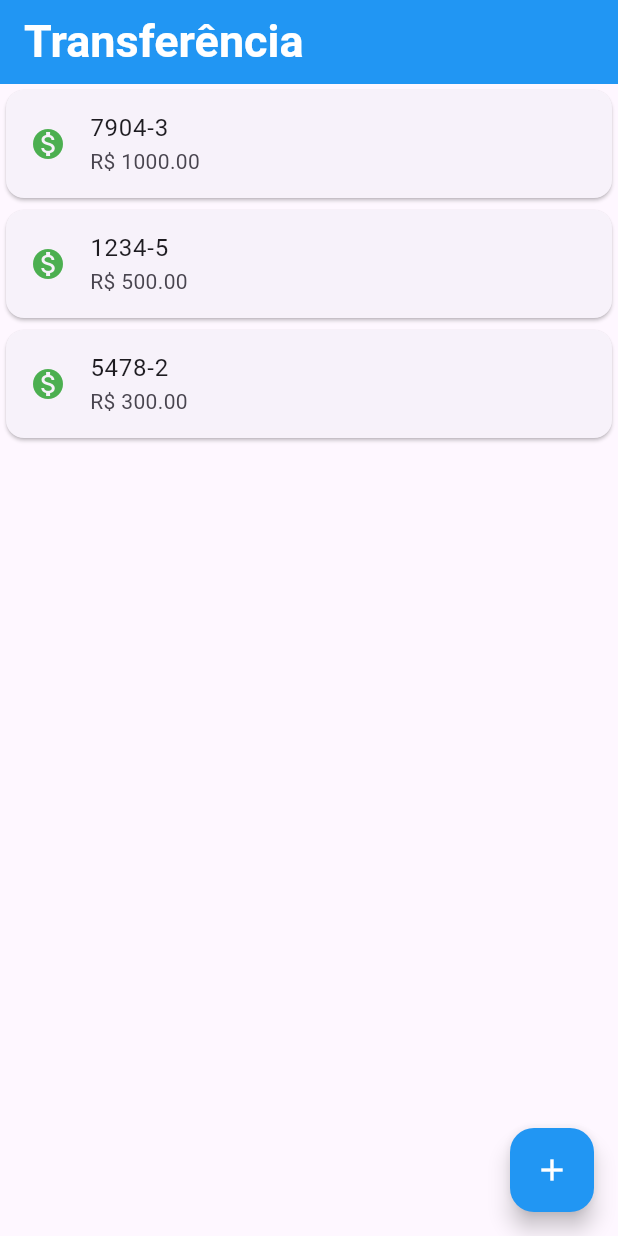
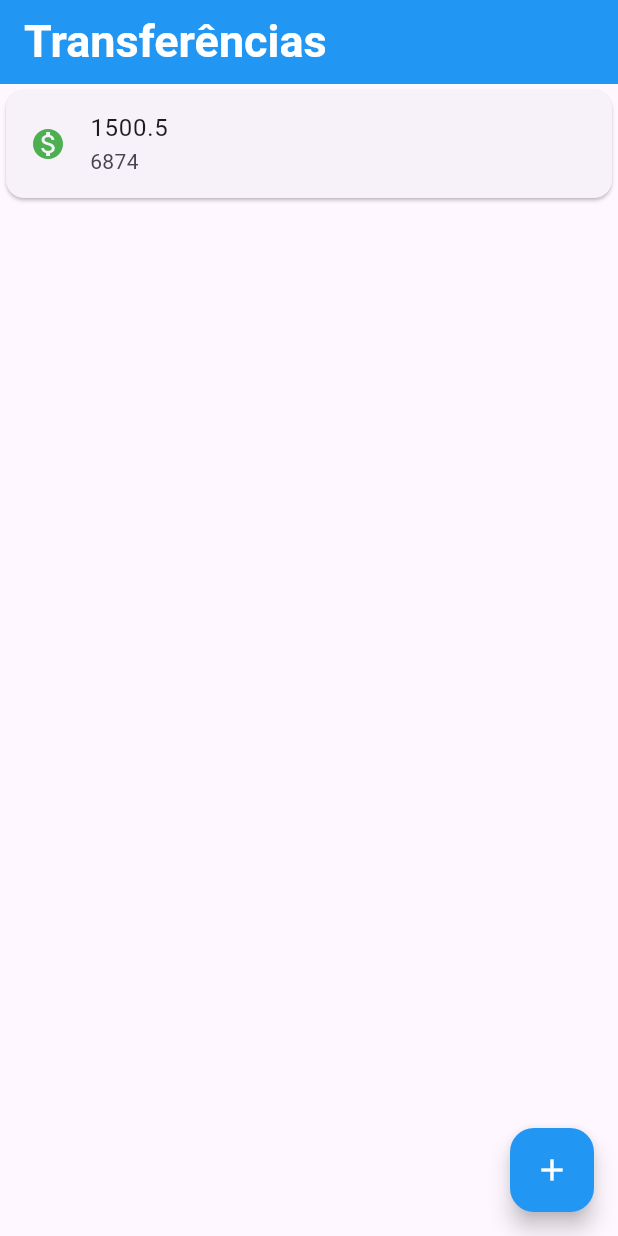
Before and after one commit to rafaelcf00/projeto_flutter_dsm5, a Flutter app: the screen it shows after launch, on a phone screen of 412 x 824 dp. Run offline on Flutter 3.47's test engine with Material 3 defaults, Android fonts, the phone set to English and light mode, and no system bars.

Commit message:
Aula.08.03.2024

```diff
--- a/lib/main.dart
+++ b/lib/main.dart
@@ -3,35 +3,11 @@ import 'package:flutter/material.dart';
 void main() => runApp(
       MaterialApp(
         home: Scaffold(
-          body: const Column(
-            children: [
-              Card(
-                child: ListTile(
-                  leading: Icon(Icons.monetization_on, color: Colors.green),
-                  title: Text('7904-3'),
-                  subtitle: Text('R\$ 1000.00'),
-                ),
-              ),
-              Card(
-                child: ListTile(
-                  leading: Icon(Icons.monetization_on, color: Colors.green),
-                  title: Text('1234-5'),
-                  subtitle: Text('R\$ 500.00'),
-                ),
-              ),
-                            Card(
-                child: ListTile(
-                  leading: Icon(Icons.monetization_on, color: Colors.green),
-                  title: Text('5478-2'),
-                  subtitle:Text('R\$ 300.00'),
-                ),
-              ),
-            ],
-          ),
+          body: ListaTransferencias(),
           appBar: AppBar(
             backgroundColor: Colors.blue,
             title: const Text(
-              'Transferência',
+              'Transferências',
               style: TextStyle(
                   color: Colors.white,
                   fontSize: 30,
@@ -46,3 +22,44 @@ void main() => runApp(
         ),
       ),
     );
+
+class ListaTransferencias extends StatelessWidget {
+  const ListaTransferencias({super.key});
+
+  @override
+  Widget build(BuildContext context) {
+    // TODO: implement build
+    return Column(
+      children: [
+        ItemTransferencia(
+          Transferencia(1500.50, 6874),
+        ),
+      ],
+    );
+  }
+}
+
+class ItemTransferencia extends StatelessWidget {
+  final Transferencia _transferencia;
+
+  ItemTransferencia(this._transferencia);
+
+  @override
+  Widget build(BuildContext context) {
+    // TODO: implement build
+    return Card(
+      child: ListTile(
+        leading: Icon(Icons.monetization_on, color: Colors.green),
+        title: Text(_transferencia.valor.toString()),
+        subtitle: Text(_transferencia.numeroConta.toString()),
+      ),
+    );
+  }
+}
+
+class Transferencia {
+  final double valor;
+  final int numeroConta;
+
+  Transferencia(this.valor, this.numeroConta);
+}
```
